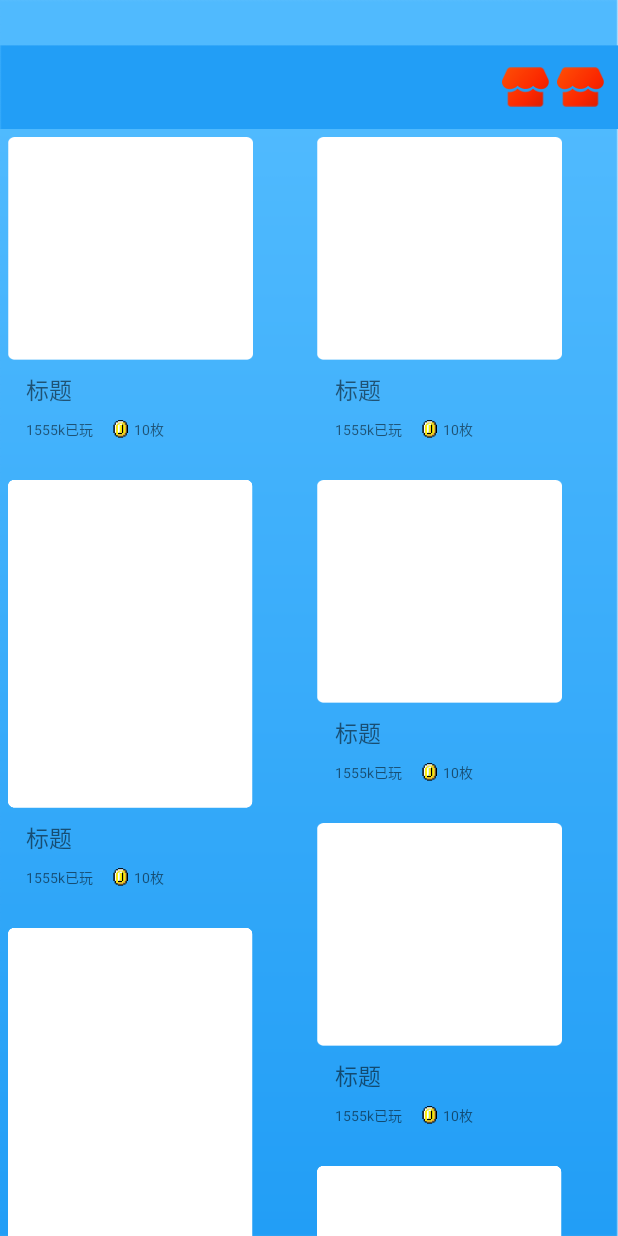
After one commit to BigBangbrother/GameApp, an Android app: the GameListActivity screen opened directly, with no data from a screen before it, on a phone screen of 412 x 824 dp. The commit adds this screen. Run offline under Robolectric (Android 15) with nearby library versions, the phone set to English and light mode, and no system bars; our stand-ins replace ButterKnife.

Commit message:
游戏页RecycleView

```diff
--- a/app/build.gradle
+++ b/app/build.gradle
@@ -43,5 +43,9 @@ dependencies {
     //json解析
     compile 'com.google.code.gson:gson:2.7'
     compile 'com.squareup.retrofit2:converter-gson:2.4.0'
+    compile 'com.android.support:cardview-v7:22.0.0'
+    compile 'com.android.support:recyclerview-v7:22.2.1'
 
+    implementation 'com.github.bumptech.glide:glide:4.7.1'
+    annotationProcessor 'com.github.bumptech.glide:compiler:4.7.1'
 }
--- a/app/src/main/AndroidManifest.xml
+++ b/app/src/main/AndroidManifest.xml
@@ -16,6 +16,8 @@
                 <category android:name="android.intent.category.LAUNCHER"/>
             </intent-filter>
         </activity>
+        <activity android:name=".ui.activity.GameListActivity"></activity>
+        <activity android:name=".ui.activity.GameActivity"></activity>
     </application>
 
 </manifest>
--- /dev/null
+++ b/app/src/main/java/com/example/wzw/gameapp/adapter/GameListAdapter.java
@@ -0,0 +1,106 @@
+package com.example.wzw.gameapp.adapter;
+
+import android.content.Context;
+import android.content.Intent;
+import android.support.v7.widget.RecyclerView;
+import android.view.LayoutInflater;
+import android.view.View;
+import android.view.ViewGroup;
+import android.widget.ImageView;
+import android.widget.TextView;
+
+import com.example.wzw.gameapp.R;
+import com.example.wzw.gameapp.model.net.bean.ImageBean;
+import com.example.wzw.gameapp.ui.activity.GameActivity;
+
+import java.util.ArrayList;
+import java.util.List;
+
+/**
+ * Created by wzw on 2018/6/4.
+ */
+
+public class GameListAdapter extends RecyclerView.Adapter<GameListAdapter.ViewHolder> implements View.OnClickListener{
+    private Context mContext;
+    private List<ImageBean> mList = new ArrayList<>();
+    private List<Integer> mHeights;
+    public GameListAdapter(Context context) {
+        mContext = context;
+    }
+
+   public void  getRandomHeight(List<ImageBean> list) {
+        mHeights = new ArrayList<>();
+        for (int i = 0;i < mList.size();i++){
+            double random = Math.random();
+            if (random*10>5){
+                mHeights.add(343);
+            }else {
+                mHeights.add(448);
+            }
+        }
+   }
+
+
+    @Override
+    public ViewHolder onCreateViewHolder(ViewGroup parent, int viewType) {
+        View view = LayoutInflater.from(mContext)
+                                  .inflate(R.layout.item_iamge_text,parent,false);
+        ViewHolder viewHolder = new ViewHolder(view);
+        return viewHolder;
+    }
+
+    @Override
+    public void onBindViewHolder(ViewHolder holder, int position) {
+        ViewGroup.LayoutParams layoutParams = holder.itemView.getLayoutParams();
+        layoutParams.height = mHeights.get(position);
+        holder.itemView.setLayoutParams(layoutParams);
+        ViewGroup.LayoutParams params = holder.mImageView.getLayoutParams();
+        if (mHeights.get(position)==343){
+            params.height = mHeights.get(position)-120;
+            holder.mImageView.setImageResource(R.drawable.typeone);
+        }else {
+            params.height = mHeights.get(position)-120;
+            holder.mImageView.setImageResource(R.drawable.typetwo);
+        }
+
+        holder.mImageView.setLayoutParams(params);
+
+        holder.mTitle.setText("标题");
+        holder.mGold.setText("10枚");
+        holder.itemView.setOnClickListener(this);
+
+    }
+
+    @Override
+    public int getItemCount() {
+        return mList.size();
+    }
+
+    @Override
+    public void onClick(View v) {
+        Intent intent = new Intent(mContext, GameActivity.class);
+        mContext.startActivity(intent);
+    }
+
+    public class ViewHolder
+            extends RecyclerView.ViewHolder {
+
+        ImageView mImageView;
+        TextView mTitle;
+        TextView mGold;
+
+        public ViewHolder(View itemView) {
+            super(itemView);
+            mImageView = itemView.findViewById(R.id.imageview);
+            mTitle = itemView.findViewById(R.id.card_title);
+            mGold = itemView.findViewById(R.id.goldnumber);
+
+        }
+    }
+
+    public List<ImageBean> getList(){
+        return mList;
+    }
+
+
+}
--- /dev/null
+++ b/app/src/main/java/com/example/wzw/gameapp/model/net/bean/ImageBean.java
@@ -0,0 +1,14 @@
+package com.example.wzw.gameapp.model.net.bean;
+
+import com.example.wzw.gameapp.R;
+
+/**
+ * Created by wzw on 2018/6/4.
+ */
+
+public class ImageBean {
+    int image[] = {R.drawable.typeone,R.drawable.typetwo};
+    public int get(int pos){
+        return image[pos];
+    }
+ }
--- a/app/src/main/java/com/example/wzw/gameapp/presenter/fragment/GameFragment.java
+++ b/app/src/main/java/com/example/wzw/gameapp/presenter/fragment/GameFragment.java
@@ -1,5 +1,6 @@
 package com.example.wzw.gameapp.presenter.fragment;
 
+import android.content.Intent;
 import android.os.Bundle;
 import android.support.annotation.Nullable;
 import android.support.v4.view.PagerAdapter;
@@ -12,6 +13,7 @@ import android.widget.ImageView;
 import android.widget.LinearLayout;
 
 import com.example.wzw.gameapp.R;
+import com.example.wzw.gameapp.ui.activity.GameListActivity;
 import com.example.wzw.gameapp.ui.views.ViewPagerTransform;
 
 import butterknife.BindView;
@@ -80,6 +82,12 @@ public class GameFragment extends BaseFragment implements  ViewPager.OnPageChang
                 //                view.setLayoutParams(getPageLayoutParams());
                 ImageView iv = (ImageView) view.findViewById(R.id.headRIV);
                 iv.setImageResource(pics[position]);
+                view.setOnClickListener(new View.OnClickListener() {
+                    @Override
+                    public void onClick(View v) {
+                        startActivity(new Intent(getActivity(), GameListActivity.class));
+                    }
+                });
                 container.addView(view);
                 return view;
             }
--- /dev/null
+++ b/app/src/main/java/com/example/wzw/gameapp/ui/activity/GameActivity.java
@@ -0,0 +1,19 @@
+package com.example.wzw.gameapp.ui.activity;
+
+import android.app.Activity;
+import android.os.Bundle;
+import android.support.annotation.Nullable;
+
+import com.example.wzw.gameapp.R;
+
+/**
+ * Created by wzw on 2018/6/4.
+ */
+
+public class GameActivity extends Activity{
+    @Override
+    protected void onCreate(@Nullable Bundle savedInstanceState) {
+        super.onCreate(savedInstanceState);
+        setContentView(R.layout.game_activty);
+    }
+}
--- /dev/null
+++ b/app/src/main/java/com/example/wzw/gameapp/ui/activity/GameListActivity.java
@@ -0,0 +1,76 @@
+package com.example.wzw.gameapp.ui.activity;
+
+import android.graphics.Canvas;
+import android.os.Build;
+import android.os.Bundle;
+import android.support.annotation.Nullable;
+import android.support.v7.widget.RecyclerView;
+import android.support.v7.widget.StaggeredGridLayoutManager;
+import android.view.Window;
+import android.view.WindowManager;
+import android.widget.ImageView;
+
+import com.example.wzw.gameapp.R;
+import com.example.wzw.gameapp.adapter.GameListAdapter;
+import com.example.wzw.gameapp.model.net.bean.ImageBean;
+
+import java.util.ArrayList;
+import java.util.List;
+
+import butterknife.BindView;
+import butterknife.ButterKnife;
+
+/**
+ * Created by wzw on 2018/6/4.
+ */
+
+public class GameListActivity
+        extends BaseActivity
+{
+    @BindView(R.id.back)
+    ImageView    mBack;
+    @BindView(R.id.wenhao)
+    ImageView    mWenhao;
+    @BindView(R.id.gameList)
+    RecyclerView mGameList;
+    private GameListAdapter mGameListAdapter;
+
+    List<ImageBean> list = new ArrayList<>();
+
+    @Override
+    protected void onCreate(@Nullable Bundle savedInstanceState) {
+        if (Build.VERSION.SDK_INT > Build.VERSION_CODES.LOLLIPOP) {
+            Window window = getWindow();
+            window.addFlags(WindowManager.LayoutParams.FLAG_TRANSLUCENT_STATUS);
+        }
+        super.onCreate(savedInstanceState);
+        setContentView(R.layout.game_list_activity);
+        ButterKnife.bind(this);
+        initRecycle();
+    }
+
+    private void initRecycle() {
+        mGameList.setLayoutManager(new StaggeredGridLayoutManager(2,StaggeredGridLayoutManager.VERTICAL));
+        mGameListAdapter = new GameListAdapter(this);
+        mGameList.setAdapter(mGameListAdapter);
+
+        mGameList.addItemDecoration(new RecyclerView.ItemDecoration() {
+            @Override
+            public void onDraw(Canvas c, RecyclerView parent, RecyclerView.State state) {
+                super.onDraw(c, parent, state);
+            }
+        });
+        setImage();
+    }
+
+    private void setImage() {
+
+        for (int i=1;i<50;i++){
+            list.add(new ImageBean());
+        }
+
+        mGameListAdapter.getList().addAll(list);
+        mGameListAdapter.getRandomHeight(list);
+        mGameListAdapter.notifyDataSetChanged();
+    }
+}
--- /dev/null
+++ b/app/src/main/res/layout/game_activty.xml
@@ -0,0 +1,7 @@
+<?xml version="1.0" encoding="utf-8"?>
+<android.support.constraint.ConstraintLayout
+    xmlns:android="http://schemas.android.com/apk/res/android"
+    android:layout_width="match_parent"
+    android:layout_height="match_parent">
+
+</android.support.constraint.ConstraintLayout>
--- /dev/null
+++ b/app/src/main/res/layout/game_list_activity.xml
@@ -0,0 +1,38 @@
+<?xml version="1.0" encoding="utf-8"?>
+<LinearLayout
+    xmlns:android="http://schemas.android.com/apk/res/android"
+    android:background="@drawable/background"
+    android:orientation="vertical"
+    android:layout_width="match_parent"
+    android:layout_height="match_parent">
+
+    <LinearLayout
+        android:layout_marginTop="30dp"
+        android:background="@drawable/tap_background"
+        android:layout_width="match_parent"
+        android:layout_height="56dp"
+        android:gravity="right"
+        >
+
+        <ImageView
+            android:id="@+id/back"
+            android:layout_gravity="center_vertical"
+            android:layout_width="31dp"
+            android:layout_height="28dp"
+            android:layout_marginRight="5dp"
+            android:src="@drawable/shop_disable"/>
+        <ImageView
+            android:id="@+id/wenhao"
+            android:layout_gravity="center_vertical"
+            android:layout_width="31dp"
+            android:layout_height="28dp"
+            android:layout_marginRight="9dp"
+            android:src="@drawable/shop_disable"/>
+    </LinearLayout>
+
+    <android.support.v7.widget.RecyclerView
+        android:id="@+id/gameList"
+        android:layout_width="match_parent"
+        android:layout_height="match_parent"/>
+
+</LinearLayout>
--- /dev/null
+++ b/app/src/main/res/layout/item_iamge_text.xml
@@ -0,0 +1,53 @@
+<?xml version="1.0" encoding="utf-8"?>
+<LinearLayout
+    xmlns:android="http://schemas.android.com/apk/res/android"
+    xmlns:app="http://schemas.android.com/apk/res-auto"
+    android:orientation="vertical"
+    android:layout_width="match_parent"
+    android:layout_height="wrap_content"
+    android:layout_margin="5dp"
+    app:cardCornerRadius="8dp">
+    <ImageView
+        android:src="@drawable/type_image"
+        android:id="@+id/imageview"
+        android:scaleType="fitXY"
+        android:layout_width="163dp"
+        android:layout_height="wrap_content"/>
+    <TextView
+        android:layout_marginTop="8dp"
+        android:text="标题"
+        android:layout_marginLeft="12dp"
+        android:id="@+id/card_title"
+        android:textSize="15sp"
+        android:layout_width="wrap_content"
+        android:layout_height="wrap_content"/>
+    <LinearLayout
+        android:layout_marginTop="7dp"
+        android:layout_width="wrap_content"
+        android:layout_height="wrap_content">
+
+        <TextView
+            android:layout_width="wrap_content"
+            android:layout_height="wrap_content"
+            android:layout_gravity="center_vertical"
+            android:layout_marginLeft="12dp"
+            android:text="1555k已玩"
+            android:textSize="9sp"/>
+
+        <ImageView
+            android:layout_marginLeft="13dp"
+            android:layout_gravity="center_vertical"
+            android:layout_width="wrap_content"
+            android:layout_height="match_parent"
+            android:src="@drawable/gold"/>
+        <TextView
+            android:id="@+id/goldnumber"
+            android:layout_gravity="center_vertical"
+            android:text="10枚"
+            android:textSize="9sp"
+            android:layout_marginLeft="4dp"
+            android:layout_width="wrap_content"
+            android:layout_height="wrap_content"/>
+    </LinearLayout>
+
+</LinearLayout>
```
Also changed, not shown: app/src/main/res/drawable-xxhdpi/gold.png (added), app/src/main/res/drawable-xxhdpi/tap_background.png (added), app/src/main/res/drawable-xxhdpi/typeone.png (added), app/src/main/res/drawable-xxhdpi/typetwo.png (added).
